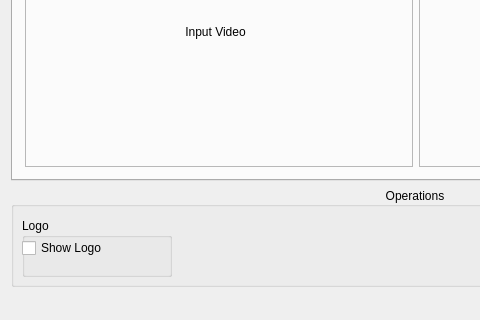
Qt form mainwindow.ui (ai-bites/ocvGUI) before a commit; both pictures show x 0 to 480 and y 202 to 522 of the 831 by 522 pixel window.
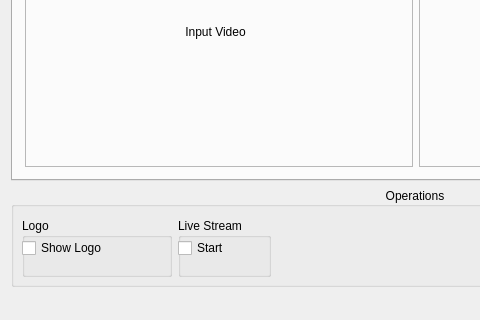
The same form after that commit.

```diff
--- a/mainwindow.ui
+++ b/mainwindow.ui
@@ -321,6 +321,26 @@
             </widget>
            </widget>
           </item>
+          <item>
+           <widget class="QGroupBox" name="groupBox_4">
+            <property name="title">
+             <string>Live Stream</string>
+            </property>
+            <widget class="QCheckBox" name="StartLiveCheckBox">
+             <property name="geometry">
+              <rect>
+               <x>0</x>
+               <y>20</y>
+               <width>89</width>
+               <height>20</height>
+              </rect>
+             </property>
+             <property name="text">
+              <string>Start</string>
+             </property>
+            </widget>
+           </widget>
+          </item>
           <item>
            <spacer name="horizontalSpacer">
             <property name="orientation">
```
Left out of the diff: 420 changed lines with no effect on the pictures.
